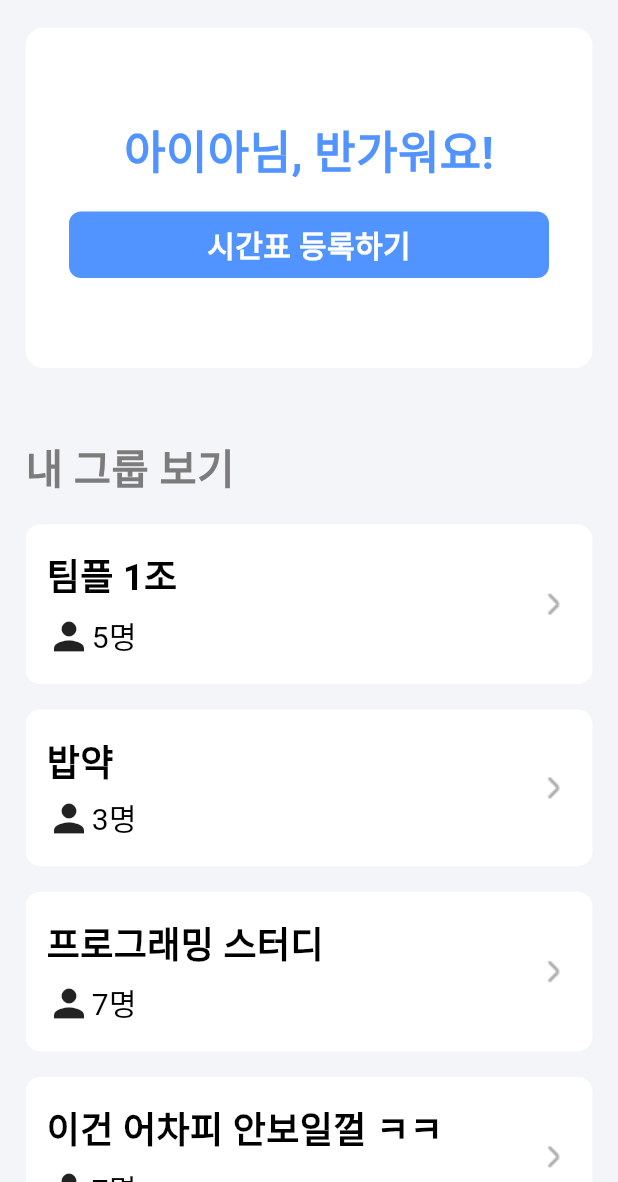
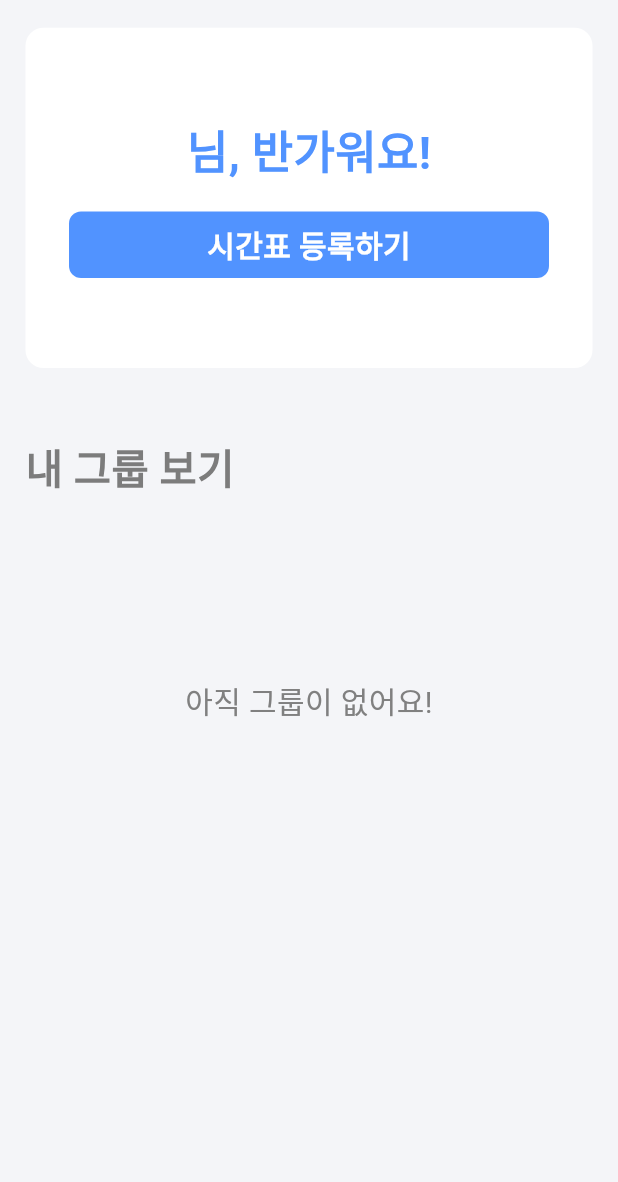
Before and after one commit to AIIA-GCU/VinTeum-FE, a Flutter app: the HomeScreen screen opened directly, on a phone screen of 412 x 824 dp, the part 54-1236 px from its top. Run offline on Flutter 3.47's test engine with Material 3 defaults, Android fonts, the phone set to English and light mode, and no system bars; our stand-ins replace fluttertoast, image_picker, shared_preferences, smooth_page_indicator; missing offline and left inert: dart:ffi; accounts and stored records are empty; Roboto replaces fonts that are missing (Pretendard).

Commit message:
[chore] 홈 스크린 프로바이더 적용

```diff
--- a/lib/Page/Home_Screen.dart
+++ b/lib/Page/Home_Screen.dart
@@ -1,15 +1,16 @@
 import 'package:flutter/material.dart';
+import 'package:provider/provider.dart';
 import 'package:vinteum/Common/color.dart';
 import 'package:vinteum/Page/Help_screen.dart';
 import 'package:vinteum/widget/custom_button.dart';
 import 'package:vinteum/Page/Alarm_Screen.dart';
 import 'package:vinteum/main.dart';
 import 'package:vinteum/Page/Setting_Screen.dart';
-import 'package:vinteum/widget/Group_List.dart';
+
+import '../Server/user_dto.dart';
 
 class HomeScreen extends StatefulWidget {
   const HomeScreen({super.key});
-
 
   @override
   State<HomeScreen> createState() => _HomeScreenState();
@@ -20,12 +21,10 @@ class _HomeScreenState extends State<HomeScreen> {
 
   @override
   Widget build(BuildContext context) {
-    List<Widget> data = [
-      GroupList(title: "팀플 1조", number: 5),
-      GroupList(title: "밥약", number: 3),
-      GroupList(title: "프로그래밍 스터디", number: 7),
-      GroupList(title: "이건 어차피 안보일껄 ㅋㅋ", number: 7),
-    ];
+    List<Widget> data = context.watch<UserDTO>().authorities?.map((authority) {
+      return Text(authority);
+    }).toList() ?? [];
+    String? username = context.watch<UserDTO>().username;
     return Scaffold(
       backgroundColor: VinTeumColors.background,
       body: SafeArea(
@@ -79,7 +78,7 @@ class _HomeScreenState extends State<HomeScreen> {
                     padding: const EdgeInsets.symmetric(vertical: 60),
                     child: Column(
                       children: [
-                        Text("아이아님, 반가워요!",
+                        Text("$username님, 반가워요!",
                             style: TextStyle(
                                 fontSize: 30,
                                 fontWeight: FontWeight.bold,
```
Also changed, not shown: lib/Page/Login_Register_Screen.dart (+10 -2 lines).
